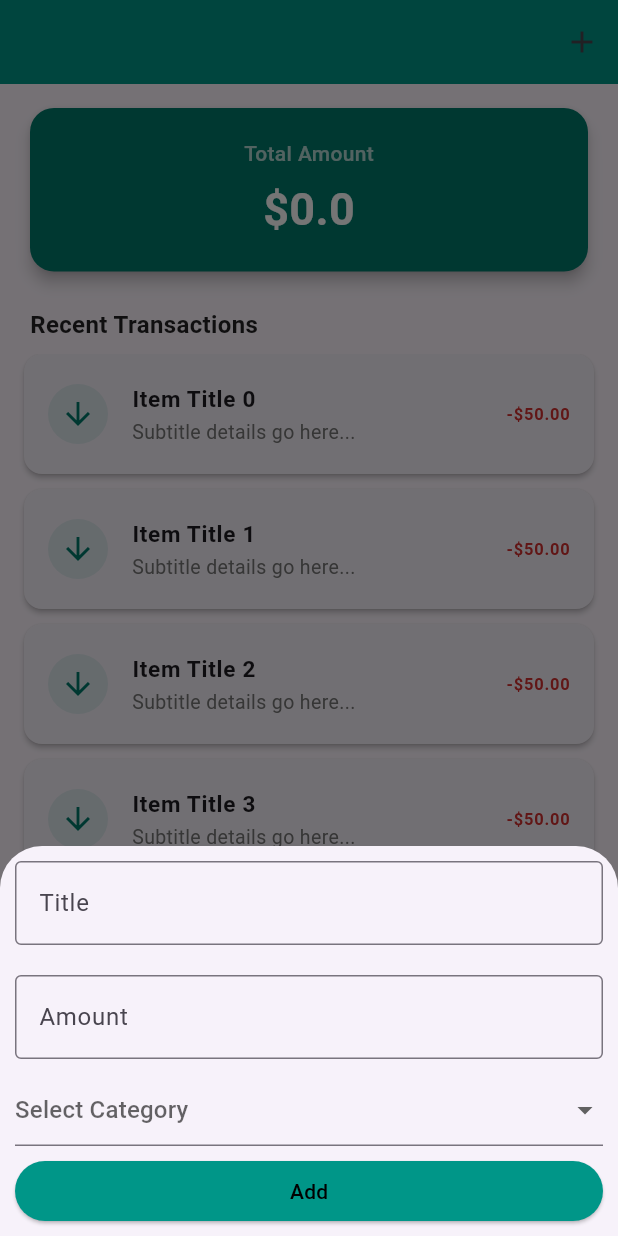
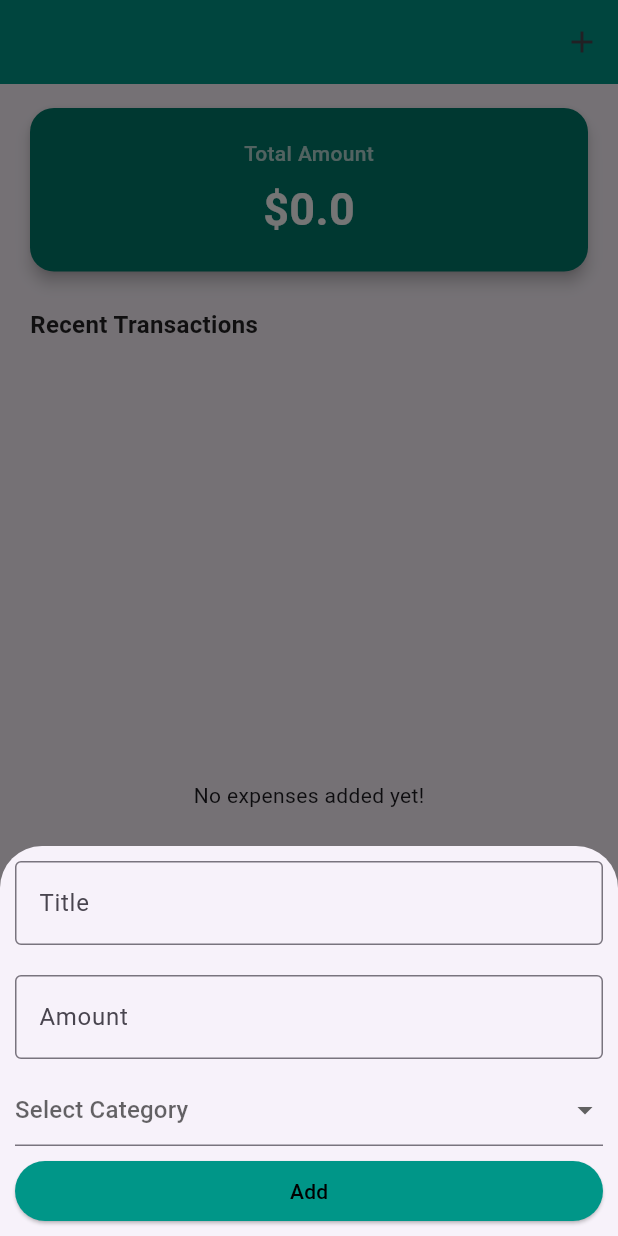
Before and after one commit to sfrabby/Practice, a Flutter app: the screen it shows after launch, after a tap on the "add" icon, on a phone screen of 412 x 824 dp. Run offline on Flutter 3.47's test engine with Material 3 defaults, Android fonts, the phone set to English and light mode, and no system bars; our stand-ins replace device_preview, responsive_grid.

Commit message:
Expanse project done

```diff
--- a/lib/Expanse Tracker/UI.dart
+++ b/lib/Expanse Tracker/UI.dart
@@ -1,4 +1,6 @@
 import 'package:flutter/material.dart';
+
+import 'model/expanse model.dart';
 
 // Dart এর নিয়ম অনুযায়ী ক্লাস এর নাম বড় হাতের অক্ষরে (Expanse) করা হয়েছে
 class Expanse extends StatefulWidget {
@@ -11,21 +13,21 @@ class Expanse extends StatefulWidget {
 class _ExpanseState extends State<Expanse> {
   final List<String> categoryList = ['food', 'transport', 'bills'];
 
-  // সিলেক্টেড ভ্যালু ট্র্যাক করার জন্য ভেরিয়েবল
+  TextEditingController titleController = TextEditingController();
+  TextEditingController amountController = TextEditingController();
+  DateTime expanseDate = DateTime.now();
   String? selectedValue;
 
   double totalAmount = 0.0;
-  final List<Expanse> _expanse = [];
+  final List<ExpanseModel> _expanse = [];
   void showFrom() {
     showModalBottomSheet(
       context: context,
-      isScrollControlled: true, // কিবোর্ড আসলে যেন ফর্মটি ওপরে উঠে যায়
+      isScrollControlled: true,
       builder: (context) {
-        // StatefulBuilder ব্যবহার করা হয়েছে যাতে মডালের ভেতরের স্টেট আপডেট করা যায়
         return StatefulBuilder(
           builder: (BuildContext context, StateSetter setModalState) {
             return Padding(
-              // কিবোর্ডের কারণে যেন ফর্ম ঢেকে না যায়, সেজন্য নিচের প্যাডিং ডাইনামিক করা হয়েছে
               padding: EdgeInsets.only(
                 top: 10,
                 left: 10,
@@ -35,14 +37,16 @@ class _ExpanseState extends State<Expanse> {
               child: Column(
                 mainAxisSize: MainAxisSize.min,
                 children: [
-                  const TextField(
-                    decoration: InputDecoration(
+                  TextField(
+                    controller: titleController,
+                    decoration: const InputDecoration(
                       labelText: "Title",
                       border: OutlineInputBorder(),
                     ),
                   ),
                   const SizedBox(height: 20),
-                  const TextField(
+                  TextField(
+                    controller: amountController,
                     keyboardType: TextInputType
                         .number, // টাকার পরিমাণের জন্য নম্বর কিবোর্ড
                     decoration: InputDecoration(
@@ -78,7 +82,30 @@ class _ExpanseState extends State<Expanse> {
                         backgroundColor: Colors.teal,
                         foregroundColor: Colors.white,
                       ),
-                      onPressed: () {},
+                      onPressed: () {
+                        final amountC = double.tryParse(
+                          amountController.text.trim(),
+                        );
+                        if (titleController.text.isNotEmpty ||
+                            amountC != null) {
+                          _addExpanse(
+                            titleController.text,
+                            amountC!,
+                            expanseDate,
+                            selectedValue!,
+                          );
+
+                          Navigator.pop(context);
+                          titleController.clear();
+                          amountController.clear();
+                          selectedValue = null;
+                        } else {
+                          Navigator.pop(context);
+                          titleController.clear();
+                          amountController.clear();
+                          selectedValue = null;
+                        }
+                      },
                       child: Text("Add", style: TextStyle(color: Colors.black)),
                     ),
                   ),
@@ -91,14 +118,31 @@ class _ExpanseState extends State<Expanse> {
     );
   }
 
-  void _addExpanse(String title, double amount, DateTime date, String category) {}
+  void _addExpanse(
+    String title,
+    double amount,
+    DateTime date,
+    String category,
+  ) {
+    setState(() {
+      _expanse.add(
+        ExpanseModel(
+          title: title,
+          amount: amount,
+          category: category,
+          date: date,
+        ),
+      );
+
+      totalAmount += amount;
+    });
+  }
 
   @override
   Widget build(BuildContext context) {
     return Scaffold(
       appBar: AppBar(
         backgroundColor: Colors.teal,
-        // মডাল ওপেন করার জন্য বাইরে setState দরকার নেই, সরাসরি ফাংশন কল করলেই হবে
         actions: [IconButton(onPressed: showFrom, icon: const Icon(Icons.add))],
       ),
       body: SafeArea(
@@ -165,15 +209,15 @@ class _ExpanseState extends State<Expanse> {
 
             // 3. ListView Builder (Nicher scrolling list)
             Expanded(
-              child: ListView.builder(
-                itemCount: 10, // Tomar list er size ekhane hobe
+              child: _expanse.isEmpty
+            ? const Center(child: Text("No expenses added yet!")) : ListView.builder(
+                itemCount: _expanse.length,
                 padding: const EdgeInsets.symmetric(horizontal: 16.0),
                 itemBuilder: (context, index) {
+                  final item = _expanse[index];
                   return Card(
                     elevation: 1.5,
-                    margin: const EdgeInsets.only(
-                      bottom: 10.0,
-                    ), // Protiti card er majhe gap
+                    margin: const EdgeInsets.only(bottom: 10.0),
                     shape: RoundedRectangleBorder(
                       borderRadius: BorderRadius.circular(
                         12,
@@ -192,21 +236,21 @@ class _ExpanseState extends State<Expanse> {
                         ), // Visual icon
                       ),
                       title: Text(
-                        'Item Title $index',
+                        item.title,
                         style: const TextStyle(
                           fontWeight: FontWeight.w600,
                           fontSize: 15,
                         ),
                       ),
                       subtitle: Text(
-                        'Subtitle details go here...',
+                        "${item.date.day}/${item.date.month}/${item.date.year}",
                         style: TextStyle(
                           color: Colors.grey.shade600,
                           fontSize: 13,
                         ),
                       ),
                       trailing: Text(
-                        '-\$50.00', // Trailing-e price ba time dile UI ta perfect lage
+                        '-\$${item.amount.toStringAsFixed(2)}', // Trailing-e price ba time dile UI ta perfect lage
                         style: TextStyle(
                           fontWeight: FontWeight.bold,
                           color: Colors.red.shade700,
--- a/lib/Expanse Tracker/model/expanse model.dart
+++ b/lib/Expanse Tracker/model/expanse model.dart
@@ -1,11 +1,11 @@
- class Expanse{
+ class ExpanseModel{
   String title;
   double amount ;
   String category;
   DateTime date;
 
 
-  Expanse({
+  ExpanseModel({
   required this.title,
     required this.amount,
     required this.category,
```
